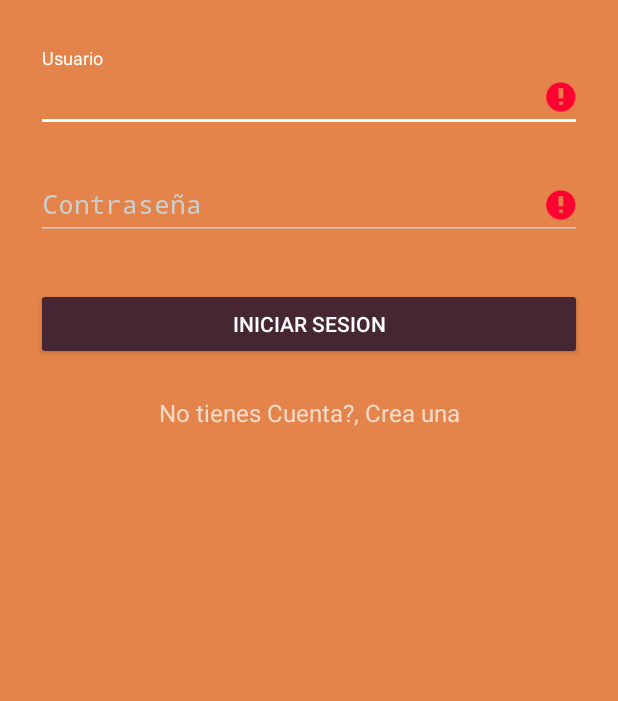
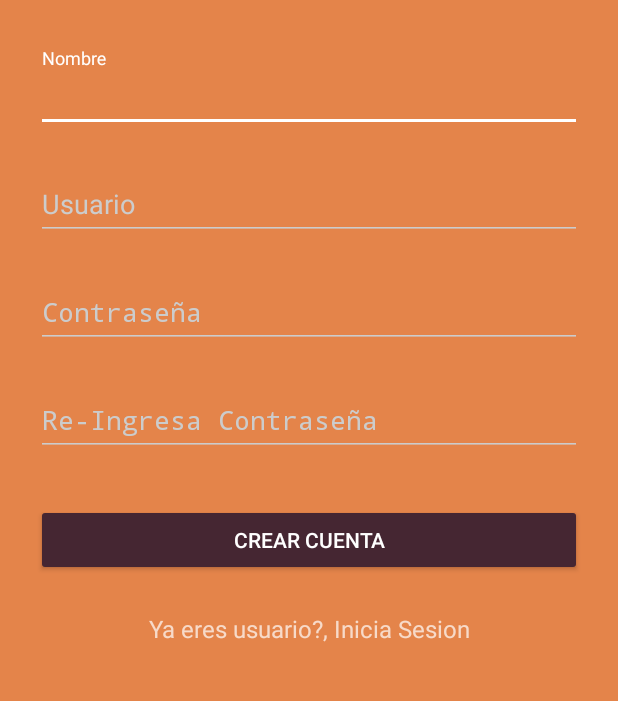
Before and after one commit to ccpinzon/AppWordGame, an Android app: the screen it shows after launch (LoginActivity before the commit, SingupActivity after it), after a tap on "No tienes Cuenta?, Crea una", on a phone screen of 412 x 824 dp, the part 192-893 px from its top. Run offline under Robolectric (Android 15) with nearby library versions, the phone set to English and light mode, and no system bars; 1 other tap on this screen came first.

Commit message:
Create singup form

```diff
--- a/app/src/main/AndroidManifest.xml
+++ b/app/src/main/AndroidManifest.xml
@@ -24,7 +24,8 @@
         </activity>
         <activity
             android:name=".LoginActivity"
-            android:label="@string/title_activity_login"></activity>
+            android:label="@string/title_activity_login" />
+        <activity android:name=".SingupActivity"></activity>
     </application>
 
 </manifest>
--- a/app/src/main/java/edu/uptc/appwordgame/LoginActivity.java
+++ b/app/src/main/java/edu/uptc/appwordgame/LoginActivity.java
@@ -53,10 +53,6 @@ public class LoginActivity extends AppCompatActivity {
     private TextView linkSingup;
 
 
-    public LoginActivity() {
-
-    }
-
     @Override
     public void onCreate(Bundle savedInstanceState) {
 
@@ -82,7 +78,10 @@ public class LoginActivity extends AppCompatActivity {
         linkSingup.setOnClickListener(new OnClickListener() {
             @Override
             public void onClick(View view) {
-                // TODO: HACER ACTIVITY DE CREACION DE USUARIO
+                Intent intent =  new Intent(getApplicationContext(),SingupActivity.class);
+                startActivityForResult(intent,REQUEST_SINGUP);
+                // finish();
+                overridePendingTransition(R.anim.push_left_in,R.anim.push_left_out);
             }
         });
 
--- a/app/src/main/java/edu/uptc/appwordgame/MainActivity.java
+++ b/app/src/main/java/edu/uptc/appwordgame/MainActivity.java
@@ -10,9 +10,8 @@ public class MainActivity extends AppCompatActivity {
 
     @Override
     protected void onCreate(Bundle savedInstanceState) {
+        setContentView(R.layout.activity_main);
         super.onCreate(savedInstanceState);
-        setContentView(R.layout.activity_main);
-
         Intent intent = new Intent(this,LoginActivity.class);
         startActivity(intent);
 
--- /dev/null
+++ b/app/src/main/res/anim/push_left_in.xml
@@ -0,0 +1,8 @@
+<?xml version="1.0" encoding="utf-8"?>
+<set xmlns:android="http://schemas.android.com/apk/res/android">
+    <translate
+        android:duration="500"
+        android:fromXDelta="100%p"
+        android:toXDelta="0" />
+
+</set>
--- /dev/null
+++ b/app/src/main/res/anim/push_left_out.xml
@@ -0,0 +1,7 @@
+<?xml version="1.0" encoding="utf-8"?>
+<set xmlns:android="http://schemas.android.com/apk/res/android">
+    <translate
+        android:duration="500"
+        android:fromXDelta="0"
+        android:toXDelta="-100%p" />
+</set>
--- /dev/null
+++ b/app/src/main/res/layout/activity_singup.xml
@@ -0,0 +1,97 @@
+<?xml version="1.0" encoding="utf-8"?>
+<ScrollView xmlns:android="http://schemas.android.com/apk/res/android"
+    android:layout_width="fill_parent"
+    android:layout_height="fill_parent"
+    android:fitsSystemWindows="true">
+
+    <LinearLayout
+        android:orientation="vertical"
+        android:layout_width="match_parent"
+        android:layout_height="wrap_content"
+        android:paddingTop="56dp"
+        android:paddingLeft="24dp"
+        android:paddingRight="24dp">
+
+        <ImageView android:src="@drawable/logo"
+            android:layout_width="wrap_content"
+            android:layout_height="72dp"
+            android:layout_marginBottom="24dp"
+            android:layout_gravity="center_horizontal" />
+
+        <!--name label-->
+        <android.support.design.widget.TextInputLayout
+            android:layout_width="match_parent"
+            android:layout_height="wrap_content"
+            android:layout_marginTop="8dp"
+            android:layout_marginBottom="8dp">
+
+            <EditText
+                android:id="@+id/input_name"
+                android:layout_width="match_parent"
+                android:layout_height="wrap_content"
+                android:inputType="textPersonName"
+                android:hint="Nombre"/>
+        </android.support.design.widget.TextInputLayout>
+
+        <!--User(Nickname) label-->
+        <android.support.design.widget.TextInputLayout
+            android:layout_width="match_parent"
+            android:layout_height="wrap_content"
+            android:layout_marginTop="8dp"
+            android:layout_marginBottom="8dp">
+
+            <EditText
+                android:id="@+id/input_nickname"
+                android:layout_width="match_parent"
+                android:layout_height="wrap_content"
+                android:inputType="textAutoComplete"
+                android:hint="Usuario"/>
+        </android.support.design.widget.TextInputLayout>
+
+        <!-- Password Label -->
+        <android.support.design.widget.TextInputLayout
+            android:layout_width="match_parent"
+            android:layout_height="wrap_content"
+            android:layout_marginTop="8dp"
+            android:layout_marginBottom="8dp">
+            <EditText android:id="@+id/input_password"
+                android:layout_width="match_parent"
+                android:layout_height="wrap_content"
+                android:inputType="textPassword"
+                android:hint="Contraseña"/>
+        </android.support.design.widget.TextInputLayout>
+
+        <!-- Password Re-enter Label -->
+        <android.support.design.widget.TextInputLayout
+            android:layout_width="match_parent"
+            android:layout_height="wrap_content"
+            android:layout_marginTop="8dp"
+            android:layout_marginBottom="8dp">
+            <EditText android:id="@+id/input_reEnterPassword"
+                android:layout_width="match_parent"
+                android:layout_height="wrap_content"
+                android:inputType="textPassword"
+                android:hint="Re-Ingresa Contraseña"/>
+        </android.support.design.widget.TextInputLayout>
+
+        <!-- Signup Button -->
+        <android.support.v7.widget.AppCompatButton
+            android:id="@+id/btn_signup"
+            android:layout_width="fill_parent"
+            android:layout_height="wrap_content"
+            android:layout_marginTop="24dp"
+            android:layout_marginBottom="24dp"
+            android:padding="12dp"
+            android:text="Crear Cuenta"/>
+
+        <TextView android:id="@+id/link_login"
+            android:layout_width="fill_parent"
+            android:layout_height="wrap_content"
+            android:layout_marginBottom="24dp"
+            android:text="Ya eres usuario?, Inicia Sesion"
+            android:gravity="center"
+            android:textSize="16dip"/>
+
+    </LinearLayout>
+
+</ScrollView>
```
Also changed, not shown: app/src/main/java/edu/uptc/appwordgame/SingupActivity.java (added, +148 -0 lines).
